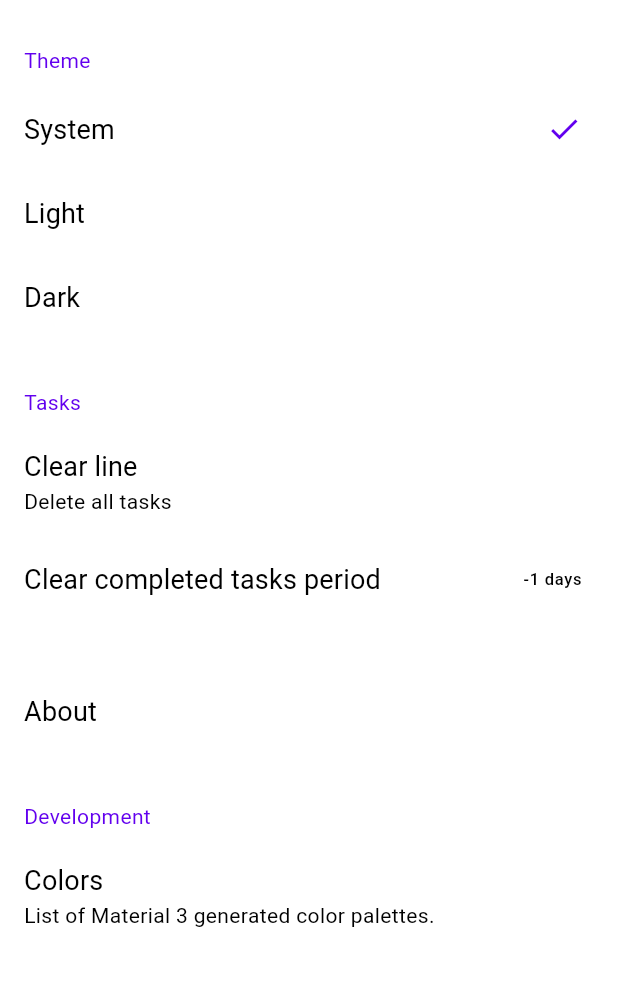
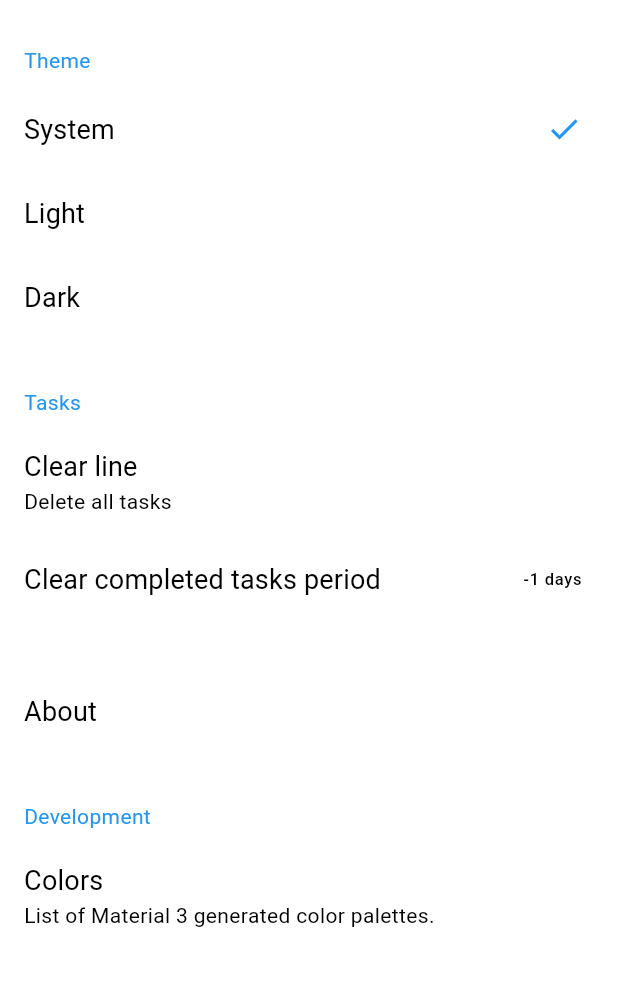
Before and after one commit to ytskk/taskline, a Flutter app: the screen it shows after launch, after a tap on the "settings" icon, on a phone screen of 412 x 824 dp, the part 63-1049 px from its top. Run offline on Flutter 3.47's test engine with Material 2 defaults, Android fonts, the phone set to English and light mode, and no system bars; drawn by our look-alikes of dynamic_color; our stand-ins replace flutter_riverpod, package_info_plus, shared_preferences.

Commit message:
base theme colors fix

```diff
--- a/lib/app.dart
+++ b/lib/app.dart
@@ -28,8 +28,14 @@ class _AppState extends ConsumerState<App> {
 
   @override
   Widget build(BuildContext context) {
-    ColorScheme light = const ColorScheme.light();
-    ColorScheme dark = const ColorScheme.dark();
+    ColorScheme light = const ColorScheme.light(
+      primary: Colors.blue,
+      tertiary: Colors.green,
+    );
+    ColorScheme dark = const ColorScheme.dark(
+      primary: Colors.blueAccent,
+      tertiary: Colors.greenAccent,
+    );
 
     return DynamicColorBuilder(
       builder: (ColorScheme? lightDynamic, ColorScheme? darkDynamic) {
--- a/lib/features/tasks/view/tasks_screen.dart
+++ b/lib/features/tasks/view/tasks_screen.dart
@@ -92,7 +92,8 @@ class _TasksScreenState extends ConsumerState<TasksScreen> {
             builder: (BuildContext context) {
               final newTaskId = ref.read(taskListProvider.notifier).getUuid();
 
-              return SingleChildScrollView(
+              return SafeArea(
+                child: SingleChildScrollView(
                   child: Container(
                     padding: EdgeInsets.only(
                       bottom: MediaQuery.of(context).viewInsets.bottom,
@@ -130,6 +131,7 @@ class _TasksScreenState extends ConsumerState<TasksScreen> {
                       ],
                     ),
                   ),
+                ),
               );
             },
           );
--- a/lib/features/tasks/widgets/task_edit.dart
+++ b/lib/features/tasks/widgets/task_edit.dart
@@ -47,7 +47,6 @@ class _TaskEditState extends ConsumerState<TaskEdit> {
             Text('Task Status'),
             const SizedBox(height: 16.0),
             CupertinoSlidingSegmentedControl<TaskStatus>(
-              backgroundColor: theme.colorScheme.surfaceVariant,
               children: {
                 for (final status in TaskStatus.values)
                   status: Text(
```
Lines whose indentation alone changed are shown as unchanged.
